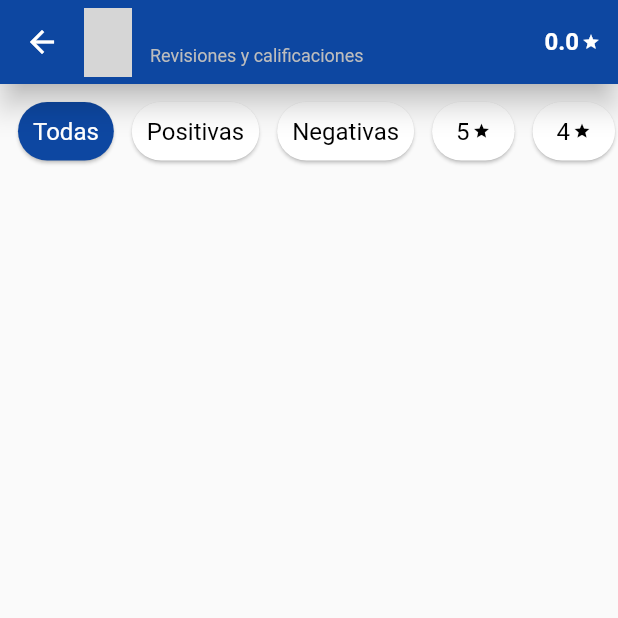
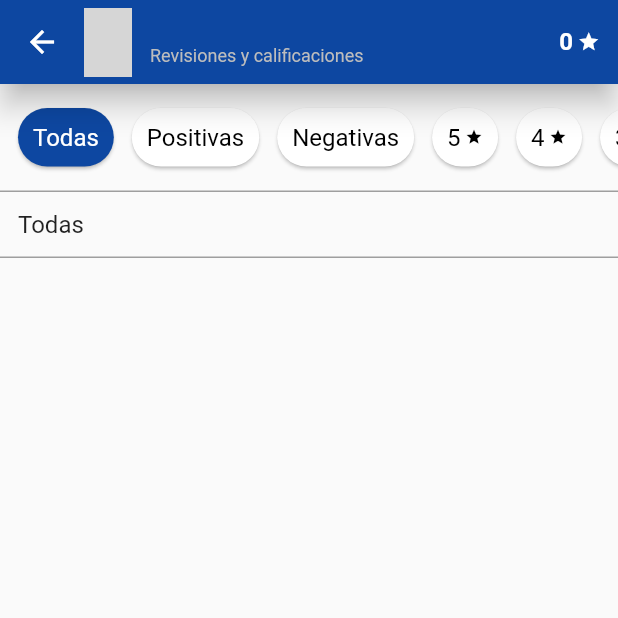
Before and after one commit to miguelgalindez/biblio, a Flutter app: the BookAllReviews screen opened directly with empty values, on a phone screen of 412 x 824 dp, the top half of it. Run offline on Flutter 3.47's test engine with Material 2 defaults, Android fonts, the light colour scheme and no system bars; our stand-ins replace percent_indicator, photo_view, smooth_star_rating; network calls fail; grey boxes are pictures that could not be loaded.

Commit message:
[book-all-reviews] Rating component created and imported everywhere

```diff
--- a/lib/components/clickableChip.dart
+++ b/lib/components/clickableChip.dart
@@ -44,7 +44,7 @@ class ClickableChip extends StatelessWidget {
         child: Padding(
           padding: EdgeInsets.all(10.0),
           child: IconTheme(
-            data: IconThemeData(color: textColor),
+            data: IconThemeData(color: textColor, size: 12.0),
             child: DefaultTextStyle(
               style: textStyle,
               child: child,
--- a/lib/components/customListTile.dart
+++ b/lib/components/customListTile.dart
@@ -1,5 +1,4 @@
 import 'package:flutter/material.dart';
-import 'package:biblio/components/book/bookThumbnail.dart';
 
 class CustomListTile extends StatelessWidget {
   final Widget leading;
--- /dev/null
+++ b/lib/components/listHeader.dart
@@ -0,0 +1,74 @@
+import 'package:flutter/material.dart';
+import 'package:biblio/models/sortingCriteria.dart';
+
+class ListHeader extends StatelessWidget {
+  final Widget title;
+  final SortingCriteria selectedSortingCriteria;
+  final List<SortingCriteria> sortingCriterias;
+  final Function onSortingCriteriaChage;
+
+  ListHeader(
+      {this.title,
+      this.selectedSortingCriteria,
+      @required this.sortingCriterias,
+      @required this.onSortingCriteriaChage})
+      : assert(title != null ||
+            (sortingCriterias != null && sortingCriterias.isNotEmpty));
+
+  List<Widget> _getWidgets(BuildContext context) {
+    ThemeData themeData = Theme.of(context);
+
+
+    TextStyle sortingCaptionTextStyle = themeData.textTheme.caption
+        .copyWith(fontWeight: FontWeight.normal, color: Colors.black);
+
+    List<Widget> widgets = [];
+    if (title != null) {
+      widgets.add(title);
+    } else {
+      widgets.add(SizedBox(width: 1.0));
+    }
+
+    if (selectedSortingCriteria != null ||
+        (sortingCriterias != null && sortingCriterias.isNotEmpty)) {
+      String selectedSortingCriteriaDescription = "";
+
+      if (selectedSortingCriteria != null) {
+        selectedSortingCriteriaDescription =
+            selectedSortingCriteria.description ?? "";
+      }
+      widgets.add(Row(
+        children: <Widget>[
+          Text(selectedSortingCriteriaDescription,
+              style: sortingCaptionTextStyle),
+          SizedBox(width: 6.0),
+          Visibility(
+            visible: sortingCriterias != null && sortingCriterias.isNotEmpty,
+            child: Icon(Icons.sort),
+          ),
+        ],
+      ));
+    }
+    return widgets;
+  }
+
+  @override
+  Widget build(BuildContext context) {
+    BorderSide borderSide = BorderSide(width: 1.0, color: Colors.grey);
+
+    return Container(
+      padding: EdgeInsets.all(12.0),
+      decoration: BoxDecoration(
+        border: Border(
+          top: borderSide,
+          bottom: borderSide,
+        ),
+      ),
+      child: Row(
+        mainAxisSize: MainAxisSize.max,
+        mainAxisAlignment: MainAxisAlignment.spaceBetween,
+        children: _getWidgets(context),
+      ),
+    );
+  }
+}
--- /dev/null
+++ b/lib/components/rating.dart
@@ -0,0 +1,52 @@
+import 'package:flutter/material.dart';
+
+class Rating extends StatelessWidget {
+  final double numberOfStar;
+  final TextStyle textStyle;
+  final double spaceBetween;
+  final double iconSize;
+  final Color iconColor;
+  // If true, the star icon will be displayed even if the numberOfStar variable is null
+  final bool alwaysShowIcon;
+
+  Rating(
+      {@required this.numberOfStar,
+      this.textStyle,
+      this.spaceBetween = 3,
+      this.iconSize,
+      this.iconColor,
+      this.alwaysShowIcon = false});
+
+  List<Widget> _getWidgets() {
+    List<Widget> widgets = [];
+    Icon icon = Icon(
+      Icons.star,
+      size: iconSize,
+      color: iconColor,
+    );
+
+    if (numberOfStar != null) {
+      String text;
+      if (numberOfStar % 1 == 0) {
+        text = numberOfStar.truncate().toString();
+      } else {
+        text = numberOfStar.toString();
+      }
+
+      widgets.add(Text(text, style: textStyle));
+      widgets.add(SizedBox(width: spaceBetween));
+      widgets.add(icon);
+    } else if(alwaysShowIcon){
+      widgets.add(icon);
+    }
+
+    return widgets;
+  }
+
+  @override
+  Widget build(BuildContext context) {
+    return Row(
+      children: _getWidgets(),
+    );
+  }
+}
--- a/lib/models/book.dart
+++ b/lib/models/book.dart
@@ -1,22 +1,22 @@
 import 'package:biblio/services/jsonHelpers.dart';
 
 class Book {
-  final String isbn10;
-  final String isbn13;
-  final String title;
-  final String subtitle;
-  final List<String> authors;
-  final String publisher;
-  final DateTime publishedDate;
-  final String description;
-  final String language;
-  final int pageCount;
-  final double averageRating;
-  final int ratingsCount;
-  final String previewLink;
-  final String smallThumbnail;
-  final String thumbnail;
-  final String textSnippet;
+  String isbn10;
+  String isbn13;
+  String title;
+  String subtitle;
+  List<String> authors;
+  String publisher;
+  DateTime publishedDate;
+  String description;
+  String language;
+  int pageCount;
+  double averageRating;
+  int ratingsCount;
+  String previewLink;
+  String smallThumbnail;
+  String thumbnail;
+  String textSnippet;
 
   Book(
       {this.isbn10,
--- /dev/null
+++ b/lib/models/sortingCriteria.dart
@@ -0,0 +1,6 @@
+class SortingCriteria {
+  String id;
+  String description;
+
+  SortingCriteria({this.id, this.description});
+}
--- a/lib/screens/details/BookReviewsFiltersBar.dart
+++ b/lib/screens/details/BookReviewsFiltersBar.dart
@@ -1,5 +1,6 @@
 import 'package:flutter/material.dart';
 import 'package:biblio/components/clickableChip.dart';
+import 'package:biblio/components/rating.dart';
 import 'package:biblio/enums/bookReviewsFilter.dart';
 
 class BookReviewsFiltersBar extends StatelessWidget {
@@ -8,29 +9,20 @@ class BookReviewsFiltersBar extends StatelessWidget {
   final Color clickedBackgroundColor;
   final EdgeInsetsGeometry chipLeftMargin = const EdgeInsets.only(left: 6.0);
 
-  BookReviewsFiltersBar({@required this.filter, @required this.onChangeFilter, this.clickedBackgroundColor});
-
-
-
-  Widget _getStarChip(int numberOfStar) {
-    return Padding(
-      padding: EdgeInsets.symmetric(horizontal: 6.0),
-      child: Row(
-        children: <Widget>[
-          Text(numberOfStar.toString()),
-          SizedBox(width: 2),
-          Icon(
-            Icons.star,
-            size: 12.0,
-          ),
-        ],
-      ),
-    );
-  }
+  BookReviewsFiltersBar(
+      {@required this.filter,
+      @required this.onChangeFilter,
+      this.clickedBackgroundColor});
 
   @override
   Widget build(BuildContext context) {
-    return Row(
+    return Container(
+      margin: EdgeInsets.symmetric(vertical: 12.0),
+      child: SingleChildScrollView(
+        scrollDirection: Axis.horizontal,
+        child: Padding(
+          padding: EdgeInsets.symmetric(vertical: 4.0),
+                  child: Row(
             children: <Widget>[
               ClickableChip(
                 clickedBackgroundColor: clickedBackgroundColor,
@@ -54,40 +46,43 @@ class BookReviewsFiltersBar extends StatelessWidget {
               ),
               ClickableChip(
                 clickedBackgroundColor: clickedBackgroundColor,
-          child: _getStarChip(5),
+                child: Rating(numberOfStar: 5),
                 onTap: onChangeFilter(BookReviewsFilter.star5),
                 clicked: filter == BookReviewsFilter.star5,
                 margin: chipLeftMargin,
               ),
               ClickableChip(
                 clickedBackgroundColor: clickedBackgroundColor,
-          child: _getStarChip(4),
+                child: Rating(numberOfStar: 4),
                 onTap: onChangeFilter(BookReviewsFilter.star4),
                 clicked: filter == BookReviewsFilter.star4,
                 margin: chipLeftMargin,
               ),
               ClickableChip(
                 clickedBackgroundColor: clickedBackgroundColor,
-          child: _getStarChip(3),
+                child: Rating(numberOfStar: 3),
                 onTap: onChangeFilter(BookReviewsFilter.star3),
                 clicked: filter == BookReviewsFilter.star3,
                 margin: chipLeftMargin,
               ),
               ClickableChip(
                 clickedBackgroundColor: clickedBackgroundColor,
-          child: _getStarChip(2),
+                child: Rating(numberOfStar: 2),
                 onTap: onChangeFilter(BookReviewsFilter.star2),
                 clicked: filter == BookReviewsFilter.star2,
                 margin: chipLeftMargin,
               ),
               ClickableChip(
                 clickedBackgroundColor: clickedBackgroundColor,
-          child: _getStarChip(1),
+                child: Rating(numberOfStar: 1),
                 onTap: onChangeFilter(BookReviewsFilter.star1),
                 clicked: filter == BookReviewsFilter.star1,
                 margin: chipLeftMargin,
               ),
             ],
+          ),
+        ),
+      ),
     );
   }
 }
--- a/lib/screens/details/bookAllReviews.dart
+++ b/lib/screens/details/bookAllReviews.dart
@@ -4,6 +4,8 @@ import 'package:biblio/components/book/bookThumbnail.dart';
 import 'package:biblio/components/customListTile.dart';
 import 'package:biblio/enums/bookReviewsFilter.dart';
 import 'package:biblio/screens/details/BookReviewsFiltersBar.dart';
+import 'package:biblio/components/listHeader.dart';
+import 'package:biblio/components/rating.dart';
 
 class BookAllReviews extends StatefulWidget {
   final Book book;
@@ -28,27 +30,6 @@ class _BookAllReviewsState extends State<BookAllReviews> {
           filter = newFilter != filter ? newFilter : BookReviewsFilter.all;
         });
       };
-
-  Widget _getBookAverageRatingWidget(
-      TextStyle ratingTextStyle, Color ratingTextColor) {
-    if (widget.book.averageRating != null) {
-      return Row(
-        children: <Widget>[
-          Text(
-            widget.book.averageRating.toString(),
-            style: ratingTextStyle,
-          ),
-          SizedBox(width: 2),
-          Icon(
-            Icons.star,
-            size: 12.0,
-            color: ratingTextColor,
-          ),
-        ],
-      );
-    }
-    return null;
-  }
 
   Widget _getAppBar(BuildContext context) {
     Color ratingTextColor = Colors.white;
@@ -86,34 +67,78 @@ class _BookAllReviewsState extends State<BookAllReviews> {
             overflow: TextOverflow.ellipsis,
             style: subTitleTextStyle,
           ),
-        trailing: _getBookAverageRatingWidget(ratingTextStyle, ratingTextColor),
-      ),
+          trailing: Rating(
+            numberOfStar: widget.book.averageRating,
+            textStyle: ratingTextStyle,
+            iconColor: ratingTextColor,
+            iconSize: 15.0,
+          )),
     );
+  }
+
+  Widget _getListHeaderTitle(ThemeData themeData) {
+    double iconSize = 15.0;
+    TextStyle titleTextStyle = themeData.textTheme.subhead;
+
+    switch (filter) {
+      case BookReviewsFilter.all:
+        return Text('Todas', style: titleTextStyle);
+
+      case BookReviewsFilter.positive:
+        return Text('Positivas', style: titleTextStyle);
+
+      case BookReviewsFilter.negative:
+        return Text('Negativas', style: titleTextStyle);
+
+      case BookReviewsFilter.star5:
+        return Rating(
+            numberOfStar: 5, iconSize: iconSize, textStyle: titleTextStyle);
+
+      case BookReviewsFilter.star4:
+        return Rating(
+            numberOfStar: 4, iconSize: iconSize, textStyle: titleTextStyle);
+
+      case BookReviewsFilter.star3:
+        return Rating(
+            numberOfStar: 3, iconSize: iconSize, textStyle: titleTextStyle);
+
+      case BookReviewsFilter.star2:
+        return Rating(
+            numberOfStar: 2, iconSize: iconSize, textStyle: titleTextStyle);
+
+      case BookReviewsFilter.star1:
+        return Rating(
+            numberOfStar: 1, iconSize: iconSize, textStyle: titleTextStyle);
+
+      default:
+        return null;
+    }
   }
 
   @override
   Widget build(BuildContext context) {
-    Color primaryColor = Theme.of(context).primaryColor;
+    ThemeData themeData = Theme.of(context);
+    Color primaryColor = themeData.primaryColor;
 
     return Scaffold(
       body: CustomScrollView(
         slivers: <Widget>[
           _getAppBar(context),
           SliverToBoxAdapter(
-            child: SingleChildScrollView(
-              scrollDirection: Axis.horizontal,
-              child: Container(
-                margin: EdgeInsets.symmetric(vertical: 12.0),
             child: Column(
-                  children: [
+              children: <Widget>[
                 BookReviewsFiltersBar(
                   filter: filter,
                   onChangeFilter: changeFilter,
                   clickedBackgroundColor: primaryColor,
                 ),
+                ListHeader(
+                  title: _getListHeaderTitle(themeData),
+                  selectedSortingCriteria: null,
+                  sortingCriterias: null,
+                  onSortingCriteriaChage: null,
+                )
               ],
-                ),
-              ),
             ),
           ),
         ],
--- a/lib/screens/details/bookStats.dart
+++ b/lib/screens/details/bookStats.dart
@@ -1,6 +1,7 @@
 import 'package:flutter/material.dart';
 import 'package:biblio/models/book.dart';
 import 'package:biblio/services/acronyms.dart';
+import 'package:biblio/components/rating.dart';
 
 class BookStats extends StatelessWidget {
   final Book book;
@@ -25,20 +26,17 @@ class BookStats extends StatelessWidget {
     );
   }
 
-  Widget _getStars(TextStyle headerTextStyle, TextStyle footerTextStyle) {
-    double averageRating = book.averageRating;
+  Widget _getRating(TextStyle headerTextStyle, TextStyle footerTextStyle) {
     int ratingsCount = book.ratingsCount;
-    String headerText = averageRating != null ? averageRating.toString() : "";
 
-    List<Widget> headerWidgets = [];
-    if (averageRating != null) {
-      headerWidgets.addAll([
-        Text(headerText, style: headerTextStyle),
-        SizedBox(width: 5.0),
-      ]);
-    }
-
-    headerWidgets.add(Icon(Icons.star));
+    List<Widget> headerWidgets = [
+      Rating(
+        numberOfStar: book.averageRating,
+        textStyle: headerTextStyle,
+        spaceBetween: 5.0,
+        alwaysShowIcon: true,
+      )
+    ];
 
     String footerText = ratingsCount != null
         ? ratingsCount.toString() + " valoraciones"
@@ -99,7 +97,7 @@ class BookStats extends StatelessWidget {
         mainAxisAlignment: MainAxisAlignment.spaceBetween,
         crossAxisAlignment: CrossAxisAlignment.center,
         children: <Widget>[
-          _getStars(headerTextStyle, footerTextStyle),
+          _getRating(headerTextStyle, footerTextStyle),
           _getDivider(),
           _getTimesAsked(headerTextStyle, footerTextStyle),
           _getDivider(),
```
Lines whose indentation alone changed are shown as unchanged.
